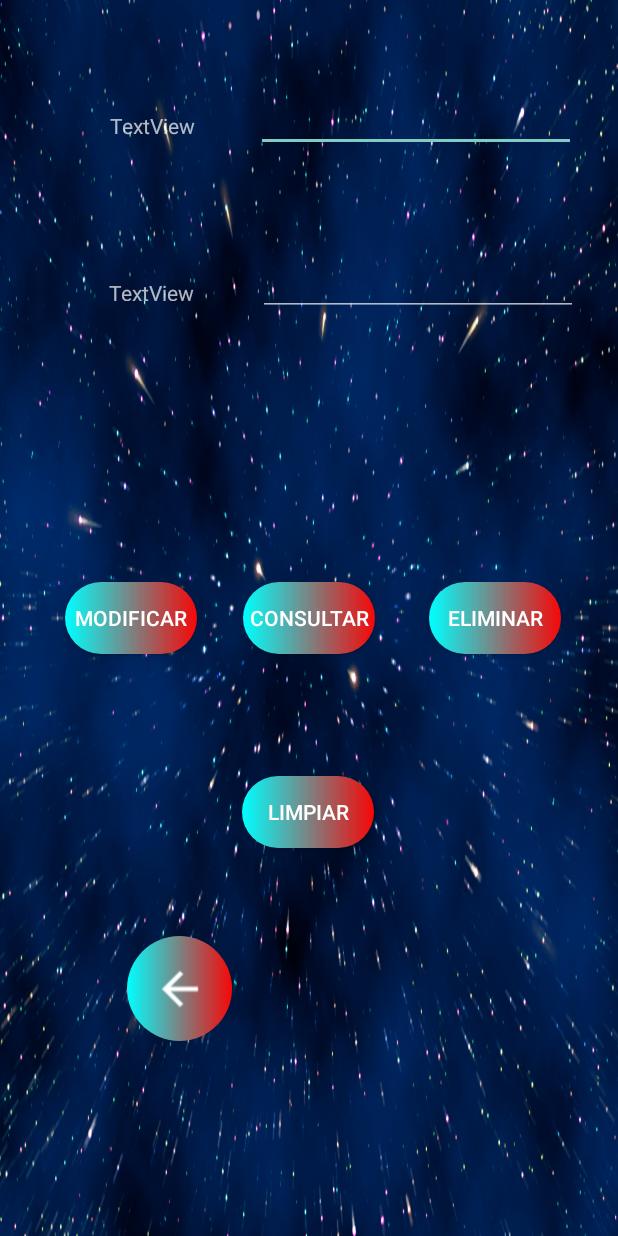
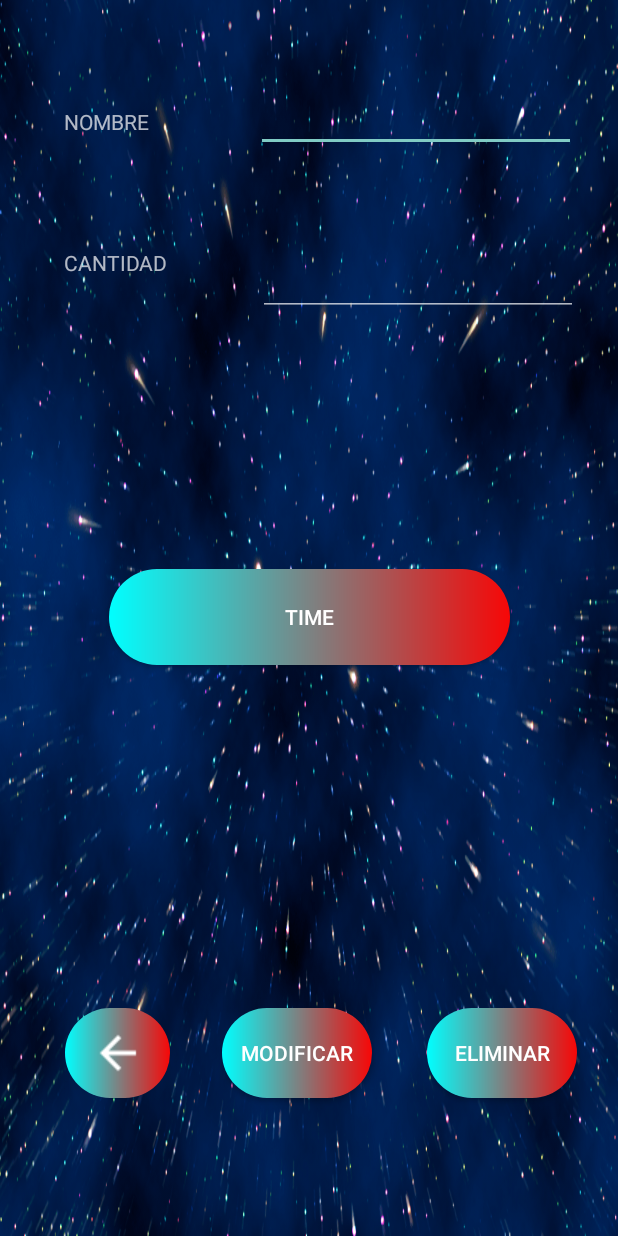
Before and after one commit to Danielmg21/TFG, an Android app: the ModifyMedicine screen opened directly, with no data from a screen before it, on a phone screen of 412 x 824 dp. Run offline under Robolectric (Android 15) with nearby library versions, the phone set to English and light mode, and no system bars.

Commit message:
Working App

```diff
--- a/pruebas/app/src/main/java/com/example/pruebas/ModifyMedicine.java
+++ b/pruebas/app/src/main/java/com/example/pruebas/ModifyMedicine.java
@@ -2,6 +2,8 @@ package com.example.pruebas;
 
 import androidx.appcompat.app.AppCompatActivity;
 
+import android.app.AlertDialog;
+import android.app.TimePickerDialog;
 import android.content.ContentValues;
 import android.content.Intent;
 import android.database.Cursor;
@@ -11,39 +13,41 @@ import android.view.View;
 import android.widget.Button;
 import android.widget.ImageButton;
 import android.widget.TextView;
+import android.widget.TimePicker;
 import android.widget.Toast;
 
+import com.example.pruebas.entidades.Medicine;
 import com.example.pruebas.utilidades.Utilidades;
 
 import java.util.ArrayList;
+import java.util.Locale;
 
 public class ModifyMedicine extends AppCompatActivity {
 
     DataBaseHelper conn;
     private TextView campoNombre, campoCantidad;
-    private Button consulta, eliminar, modificar, limpiar;
+    private Button  eliminar, modificar, timeButton;
     private ImageButton back;
+    private String nombreMedicine;
+    private int hour, minute;
 
     @Override
     protected void onCreate(Bundle savedInstanceState) {
         super.onCreate(savedInstanceState);
         setContentView(R.layout.activity_modify_medicine);
-        conn = new DataBaseHelper(getApplicationContext(),"bd_medicine", null, 1);
-        //Bundle extras = getIntent().getExtras();
-        /*ArrayList<String> data = extras.getStringArrayList("key");
-        String nombre = data.get(0);
-        int cantidad = Integer.parseInt(data.get(1));
-        String hora = data.get(2);
-        campoNombre.setText(nombre);
-        campoCantidad.setText(cantidad);
-        */
         campoNombre = findViewById(R.id.campoMedicine);
         campoCantidad = findViewById(R.id.campoCantidad);
-        consulta = findViewById(R.id.consultar);
-        consulta.setOnClickListener(new View.OnClickListener() {
-            @Override
-            public void onClick(View v) { consultarDatos();}
-        });
+        timeButton = findViewById(R.id.chooseDate);
+        conn = new DataBaseHelper(getApplicationContext(),"bd_medicine", null, 1);
+        Bundle extras = getIntent().getExtras();
+        Medicine medicine = null;
+        if(extras != null){
+            medicine = (Medicine) extras.getSerializable("medicina");
+            campoNombre.setText(medicine.getName());
+            campoCantidad.setText(String.valueOf(medicine.getCantidad()));
+            timeButton.setText(String.format(Locale.getDefault(),"%02d:%02d", medicine.getHora(), medicine.getMinutos()));
+            nombreMedicine = medicine.getName();
+        }
 
         eliminar = findViewById(R.id.eliminar);
         eliminar.setOnClickListener(new View.OnClickListener() {
@@ -57,17 +61,11 @@ public class ModifyMedicine extends AppCompatActivity {
         modificar.setOnClickListener(new View.OnClickListener() {
             @Override
             public void onClick(View v) {
-                modificarDatos();
+                modificarDatos(nombreMedicine);
                 volver();
             }
         });
-        limpiar = findViewById(R.id.limpiar);
-        limpiar.setOnClickListener(new View.OnClickListener() {
-            @Override
-            public void onClick(View v) {
-                wipeBBDD();
-            }
-        });
+
         back = findViewById(R.id.modifyBack);
         back.setOnClickListener(new View.OnClickListener() {
             @Override
@@ -93,29 +91,15 @@ public class ModifyMedicine extends AppCompatActivity {
         db.close();
     }
 
-    //Metodo para consultar informacion sobre un dato por medio del nombre
-    private void consultarDatos(){
+    //Modificar la informacion de un medicamento buscando por su nombre
+    private void modificarDatos(String nombreMedicine){
         SQLiteDatabase db = conn.getReadableDatabase();
-        String[] parametros = {campoNombre.getText().toString()};
-        String[] campos = {Utilidades.CAMPO_NAME, Utilidades.CAMPO_CANTIDAD};
-        try{
-            Cursor cursor = db.query(Utilidades.TABLE_MEDICINE, campos, Utilidades.CAMPO_NAME+"=?", parametros, null, null, null);
-            cursor.moveToFirst();
-            campoCantidad.setText(cursor.getString(1));
-            cursor.close();
-        }catch (Exception e){
-            Toast.makeText(getApplicationContext(),"El documento no existe", Toast.LENGTH_LONG).show();
-            limpiar();
-        }
-    }
-
-    //Modificar la informacion de un medicamento buscando por su nombre
-    private void modificarDatos(){
-        SQLiteDatabase db = conn.getReadableDatabase();
-        String[] parametros = {campoNombre.getText().toString()};
+        String[] parametros = {nombreMedicine};
         ContentValues values = new ContentValues();
         values.put(Utilidades.CAMPO_NAME, campoNombre.getText().toString());
         values.put(Utilidades.CAMPO_CANTIDAD, campoCantidad.getText().toString());
+        values.put(Utilidades.CAMPO_HORA, hour);
+        values.put(Utilidades.CAMPO_MINUTOS, minute);
         db.update(Utilidades.TABLE_MEDICINE, values, Utilidades.CAMPO_NAME+"=?", parametros);
         Toast.makeText(getApplicationContext(),"Ya se actualizo", Toast.LENGTH_LONG).show();
         limpiar();
@@ -127,9 +111,18 @@ public class ModifyMedicine extends AppCompatActivity {
         campoCantidad.setText("");
     }
 
-    private void wipeBBDD(){
-        SQLiteDatabase db = conn.getReadableDatabase();
-        db.execSQL("DELETE FROM medicine");
-        db.close();
+    public void popTimePicker(View view){
+        TimePickerDialog.OnTimeSetListener onTimeSetListener = new TimePickerDialog.OnTimeSetListener() {
+            @Override
+            public void onTimeSet(TimePicker timePicker, int selectHour, int selectMinute) {
+                hour = selectHour;
+                minute = selectMinute;
+                timeButton.setText(String.format(Locale.getDefault(),"%02d:%02d", hour, minute));
+            }
+        };
+        int style = AlertDialog.THEME_HOLO_DARK;
+        TimePickerDialog timePickerDialog = new TimePickerDialog(this, style, onTimeSetListener, hour, minute, true);
+        timePickerDialog.show();
     }
+
 }
--- a/pruebas/app/src/main/java/com/example/pruebas/entidades/Medicine.java
+++ b/pruebas/app/src/main/java/com/example/pruebas/entidades/Medicine.java
@@ -1,8 +1,9 @@
 package com.example.pruebas.entidades;
 
+import java.io.Serializable;
 import java.util.Date;
 
-public class Medicine {
+public class Medicine implements Serializable {
 
     private String name;
     private int cantidad;
--- a/pruebas/app/src/main/res/layout/activity_add_pill.xml
+++ b/pruebas/app/src/main/res/layout/activity_add_pill.xml
@@ -4,7 +4,7 @@
     xmlns:tools="http://schemas.android.com/tools"
     android:layout_width="match_parent"
     android:layout_height="match_parent"
-    android:background="@drawable/sky"
+    android:background="@drawable/space"
     tools:context=".AddPillActivity">
 
     <Button
@@ -49,7 +49,7 @@
         android:id="@+id/textView2"
         android:layout_width="wrap_content"
         android:layout_height="wrap_content"
-        android:text="@string/numero"
+        android:text="@string/cantidad"
         app:layout_constraintBottom_toBottomOf="parent"
         app:layout_constraintEnd_toEndOf="parent"
         app:layout_constraintHorizontal_bias="0.099"
@@ -74,7 +74,7 @@
         android:id="@+id/textView3"
         android:layout_width="wrap_content"
         android:layout_height="wrap_content"
-        android:text="TextView"
+        android:text="@string/añadirMedicamento"
         app:layout_constraintBottom_toBottomOf="parent"
         app:layout_constraintEnd_toEndOf="parent"
         app:layout_constraintHorizontal_bias="0.498"
--- a/pruebas/app/src/main/res/layout/activity_modify_medicine.xml
+++ b/pruebas/app/src/main/res/layout/activity_modify_medicine.xml
@@ -9,15 +9,15 @@
 
     <TextView
         android:id="@+id/textView5"
-        android:layout_width="wrap_content"
-        android:layout_height="wrap_content"
-        android:text="TextView"
+        android:layout_width="107dp"
+        android:layout_height="32dp"
+        android:text="@string/nombre"
         app:layout_constraintBottom_toBottomOf="parent"
         app:layout_constraintEnd_toEndOf="parent"
-        app:layout_constraintHorizontal_bias="0.206"
+        app:layout_constraintHorizontal_bias="0.141"
         app:layout_constraintStart_toStartOf="parent"
         app:layout_constraintTop_toTopOf="parent"
-        app:layout_constraintVertical_bias="0.092" />
+        app:layout_constraintVertical_bias="0.09" />
 
     <EditText
         android:id="@+id/campoMedicine"
@@ -34,28 +34,28 @@
 
     <TextView
         android:id="@+id/textView7"
-        android:layout_width="58dp"
-        android:layout_height="15dp"
-        android:text="TextView"
+        android:layout_width="105dp"
+        android:layout_height="33dp"
+        android:text="@string/cantidad"
         app:layout_constraintBottom_toBottomOf="parent"
         app:layout_constraintEnd_toEndOf="parent"
-        app:layout_constraintHorizontal_bias="0.206"
+        app:layout_constraintHorizontal_bias="0.14"
         app:layout_constraintStart_toStartOf="parent"
         app:layout_constraintTop_toTopOf="parent"
-        app:layout_constraintVertical_bias="0.229" />
+        app:layout_constraintVertical_bias="0.209" />
 
     <ImageButton
         android:id="@+id/modifyBack"
         android:layout_width="70dp"
-        android:layout_height="70dp"
+        android:layout_height="60dp"
+        android:background="@drawable/custom_button"
         app:layout_constraintBottom_toBottomOf="parent"
         app:layout_constraintEnd_toEndOf="parent"
-        app:layout_constraintHorizontal_bias="0.247"
+        app:layout_constraintHorizontal_bias="0.126"
         app:layout_constraintStart_toStartOf="parent"
         app:layout_constraintTop_toTopOf="parent"
-        app:layout_constraintVertical_bias="0.828"
-        app:srcCompat="@drawable/outline_arrow_back_white_18"
-        android:background="@drawable/custom_button"/>
+        app:layout_constraintVertical_bias="0.88"
+        app:srcCompat="@drawable/outline_arrow_back_white_18" />
 
     <EditText
         android:id="@+id/campoCantidad"
@@ -71,50 +71,43 @@
         app:layout_constraintVertical_bias="0.212" />
 
     <Button
-        android:id="@+id/consultar"
-        android:layout_width="wrap_content"
-        android:layout_height="wrap_content"
-        android:text="@string/consultar"
+        android:id="@+id/modificar"
+
+        android:layout_width="100dp"
+        android:layout_height="60dp"
+        android:background="@drawable/custom_button"
+        android:text="@string/modificar"
+        app:layout_constraintBottom_toBottomOf="parent"
+        app:layout_constraintEnd_toEndOf="parent"
+        app:layout_constraintHorizontal_bias="0.475"
+        app:layout_constraintStart_toStartOf="parent"
+        app:layout_constraintTop_toTopOf="parent"
+        app:layout_constraintVertical_bias="0.88" />
+
+    <Button
+        android:id="@+id/eliminar"
+        android:layout_width="100dp"
+        android:layout_height="60dp"
+        android:background="@drawable/custom_button"
+        android:text="@string/eliminar"
+        app:layout_constraintBottom_toBottomOf="parent"
+        app:layout_constraintEnd_toEndOf="parent"
+        app:layout_constraintHorizontal_bias="0.913"
+        app:layout_constraintStart_toStartOf="parent"
+        app:layout_constraintTop_toTopOf="parent"
+        app:layout_constraintVertical_bias="0.88" />
+
+    <Button
+        android:id="@+id/chooseDate"
+        android:layout_width="267dp"
+        android:layout_height="64dp"
+        android:background="@drawable/custom_button"
+        android:onClick="popTimePicker"
+        android:text="@string/time"
         app:layout_constraintBottom_toBottomOf="parent"
         app:layout_constraintEnd_toEndOf="parent"
         app:layout_constraintStart_toStartOf="parent"
         app:layout_constraintTop_toTopOf="parent"
-        android:background="@drawable/custom_button"/>
+        app:layout_constraintVertical_bias="0.499" />
 
-    <Button
-        android:id="@+id/modificar"
-        android:layout_width="wrap_content"
-        android:layout_height="wrap_content"
-        android:text="@string/modificar"
-        app:layout_constraintBottom_toBottomOf="parent"
-        app:layout_constraintEnd_toEndOf="parent"
-        app:layout_constraintHorizontal_bias="0.133"
-        app:layout_constraintStart_toStartOf="parent"
-        app:layout_constraintTop_toTopOf="parent"
-        android:background="@drawable/custom_button"/>
-
-    <Button
-        android:id="@+id/eliminar"
-        android:layout_width="wrap_content"
-        android:layout_height="wrap_content"
-        android:text="@string/eliminar"
-        app:layout_constraintBottom_toBottomOf="parent"
-        app:layout_constraintEnd_toEndOf="parent"
-        app:layout_constraintHorizontal_bias="0.882"
-        app:layout_constraintStart_toStartOf="parent"
-        app:layout_constraintTop_toTopOf="parent"
-        android:background="@drawable/custom_button"/>
-
-    <Button
-        android:id="@+id/limpiar"
-        android:layout_width="wrap_content"
-        android:layout_height="wrap_content"
-        android:text="@string/limpiar"
-        app:layout_constraintBottom_toBottomOf="parent"
-        app:layout_constraintEnd_toEndOf="parent"
-        app:layout_constraintHorizontal_bias="0.498"
-        app:layout_constraintStart_toStartOf="parent"
-        app:layout_constraintTop_toTopOf="parent"
-        app:layout_constraintVertical_bias="0.667"
-        android:background="@drawable/custom_button"/>
 </androidx.constraintlayout.widget.ConstraintLayout>
--- a/pruebas/app/src/main/res/values/strings.xml
+++ b/pruebas/app/src/main/res/values/strings.xml
@@ -14,4 +14,5 @@
     <string name="eliminar">ELIMINAR</string>
     <string name="limpiar">LIMPIAR</string>
     <string name="hora">HORA</string>
+    <string name="añadirMedicamento">INTRODUZCA LOS VALORES PORFAVOR</string>
 </resources>
```
Also changed, not shown: pruebas/app/src/main/java/com/example/pruebas/MainScreen.java (+38 -2 lines), pruebas/app/src/main/java/com/example/pruebas/Notification.java (added, +25 -0 lines), pruebas/app/src/main/java/com/example/pruebas/ShowPills.java (+6 -14 lines), pruebas/app/src/main/res/drawable-mdpi/logo.png (added), 1 other file.
